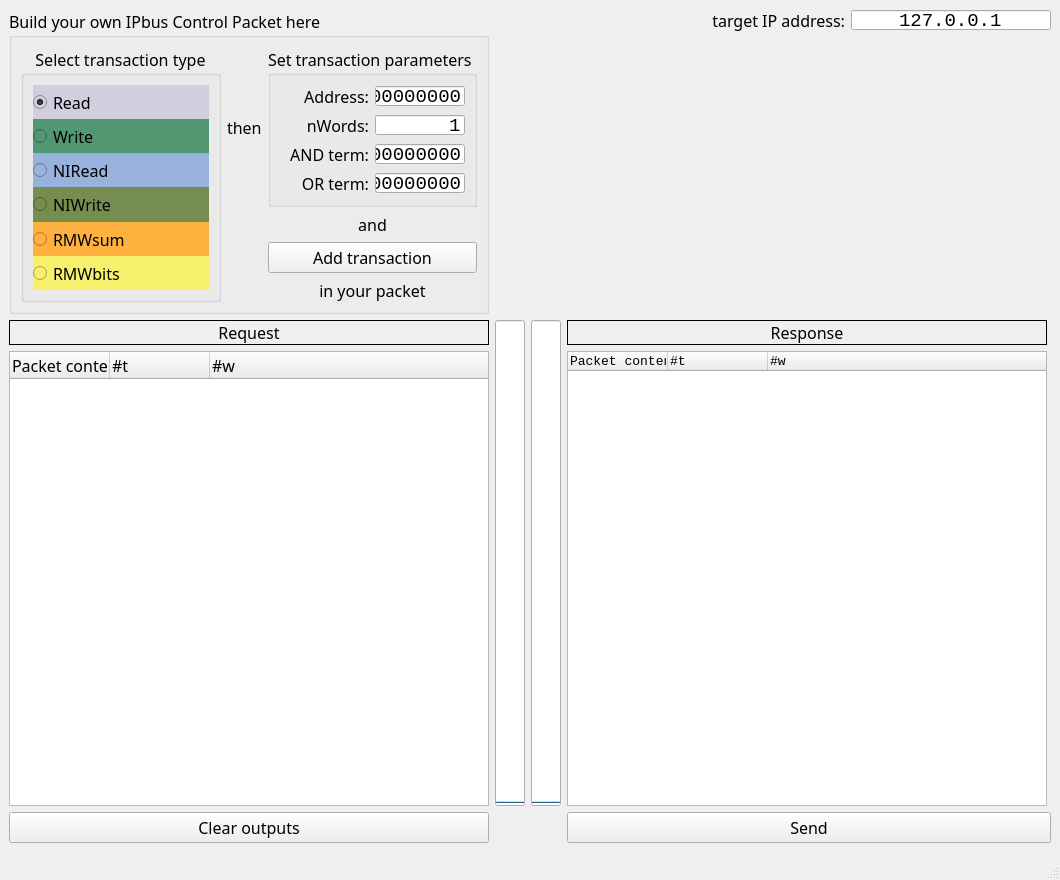
Old version of the form mainwindow.ui in the repository Michael-Sukhanov/IPbusConstructor.
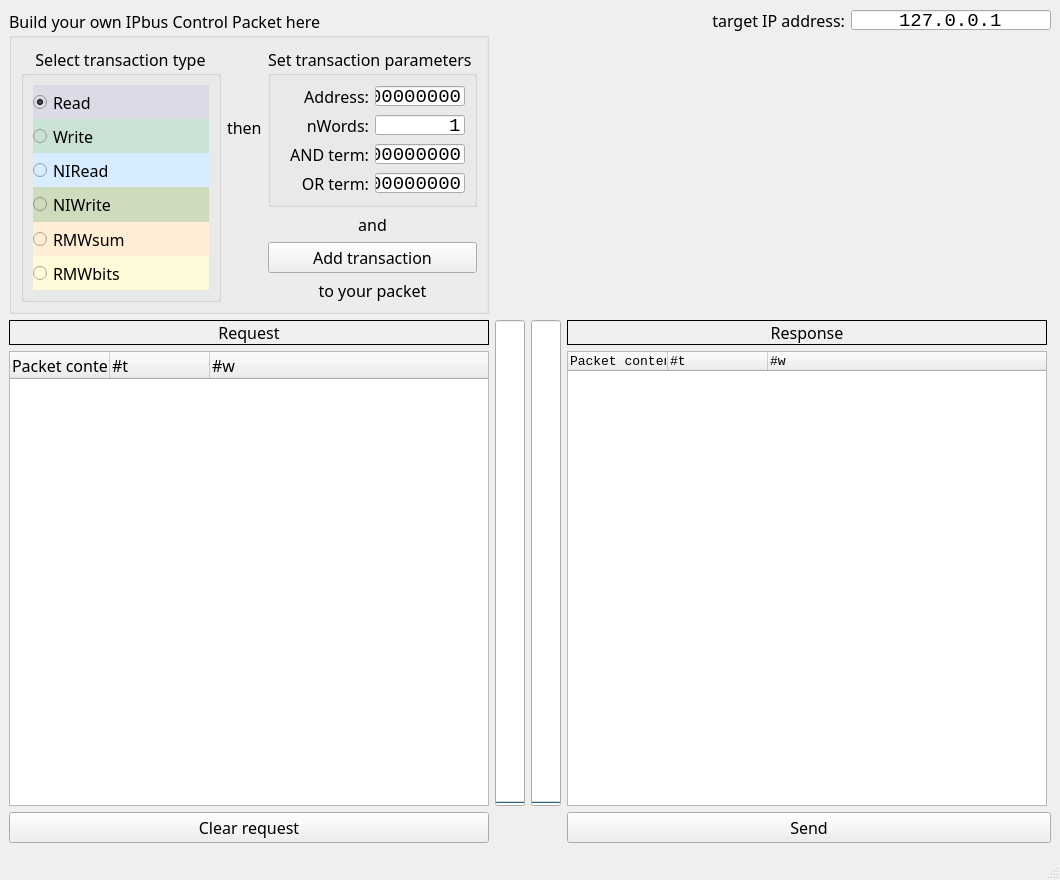
New version of the form. Custom widgets are drawn as their Qt base class.

Commit message: 1. Color are pastel now. 2. Sorting is ok but copying everything as it looks like in tree widget. 3. Context menu with transaction headers allows to copy transaction data to clipboard. 4. OR, AND, ADD marks. 5. Button clear only for request.

The edit to the form file:
```diff
--- a/mainwindow.ui
+++ b/mainwindow.ui
@@ -130,8 +130,7 @@
              </font>
             </property>
             <property name="styleSheet">
-             <string notr="true">
-background-color: rgb(210, 206, 223);
+             <string notr="true">background-color: rgb(221, 218, 231);
 color: rgb(0, 0, 0);</string>
             </property>
             <property name="text">
@@ -172,7 +171,7 @@
              </font>
             </property>
             <property name="styleSheet">
-             <string notr="true">background-color: rgb(81, 152, 114);
+             <string notr="true">background-color: rgb(202, 226, 213);
 color: rgb(0, 0, 0);</string>
             </property>
             <property name="text">
@@ -213,7 +212,7 @@
              </font>
             </property>
             <property name="styleSheet">
-             <string notr="true">background-color: rgb(153, 178, 221);
+             <string notr="true">background-color: rgb(215, 236, 254);
 color: rgb(0, 0, 0);</string>
             </property>
             <property name="text">
@@ -251,7 +250,7 @@
              </font>
             </property>
             <property name="styleSheet">
-             <string notr="true">background-color: rgb(117, 142, 79);
+             <string notr="true">background-color: rgb(207, 219, 189);
 color: rgb(0, 0, 0);</string>
             </property>
             <property name="text">
@@ -290,7 +289,8 @@
             </property>
             <property name="styleSheet">
              <string notr="true">color: rgb(0, 0, 0);
-background-color: rgb(255, 177, 64);</string>
+background-color: rgb(255, 238, 214);
+</string>
             </property>
             <property name="text">
              <string>RMWsum</string>
@@ -327,8 +327,7 @@
              </font>
             </property>
             <property name="styleSheet">
-             <string notr="true">background-color: rgb(247, 240, 109);
-
+             <string notr="true">background-color: rgb(253, 251, 216);
 color: rgb(0, 0, 0);</string>
             </property>
             <property name="text">
@@ -348,7 +347,7 @@
           </font>
          </property>
          <property name="text">
-          <string>in your packet</string>
+          <string>to your packet</string>
          </property>
          <property name="alignment">
           <set>Qt::AlignCenter</set>
@@ -926,7 +925,7 @@
     <item row="3" column="0">
      <widget class="QPushButton" name="pushButton_CLEAR">
       <property name="text">
-       <string>Clear outputs</string>
+       <string>Clear request</string>
       </property>
      </widget>
     </item>
```
The commit also changes 3 other files.
